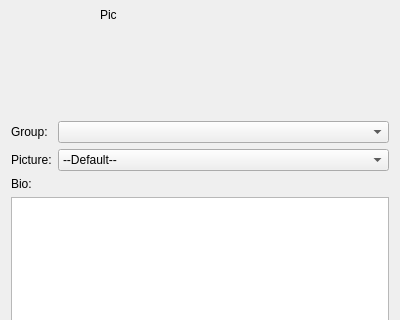
This is ui/EditAdvisorDialog.ui in dmzdev/stance as Qt 5 draws it before an edit; both pictures show x 0 to 400 and y 96 to 416 of the 400 by 514 pixel window. The edited form follows.
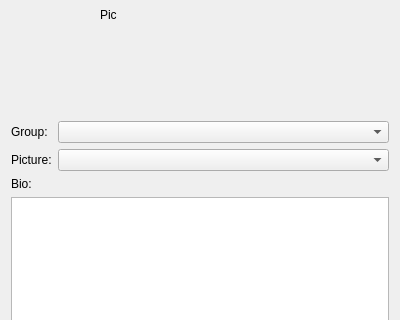
This is the edited form.

The edit to the form file:
```diff
--- a/ui/EditAdvisorDialog.ui
+++ b/ui/EditAdvisorDialog.ui
@@ -86,13 +86,7 @@
       </widget>
      </item>
      <item row="1" column="1">
-      <widget class="QComboBox" name="pictureList">
-       <item>
-        <property name="text">
-         <string>--Default--</string>
-        </property>
-       </item>
-      </widget>
+      <widget class="QComboBox" name="pictureList"/>
      </item>
      <item row="2" column="0" colspan="2">
       <widget class="QLabel" name="label_3">
```
